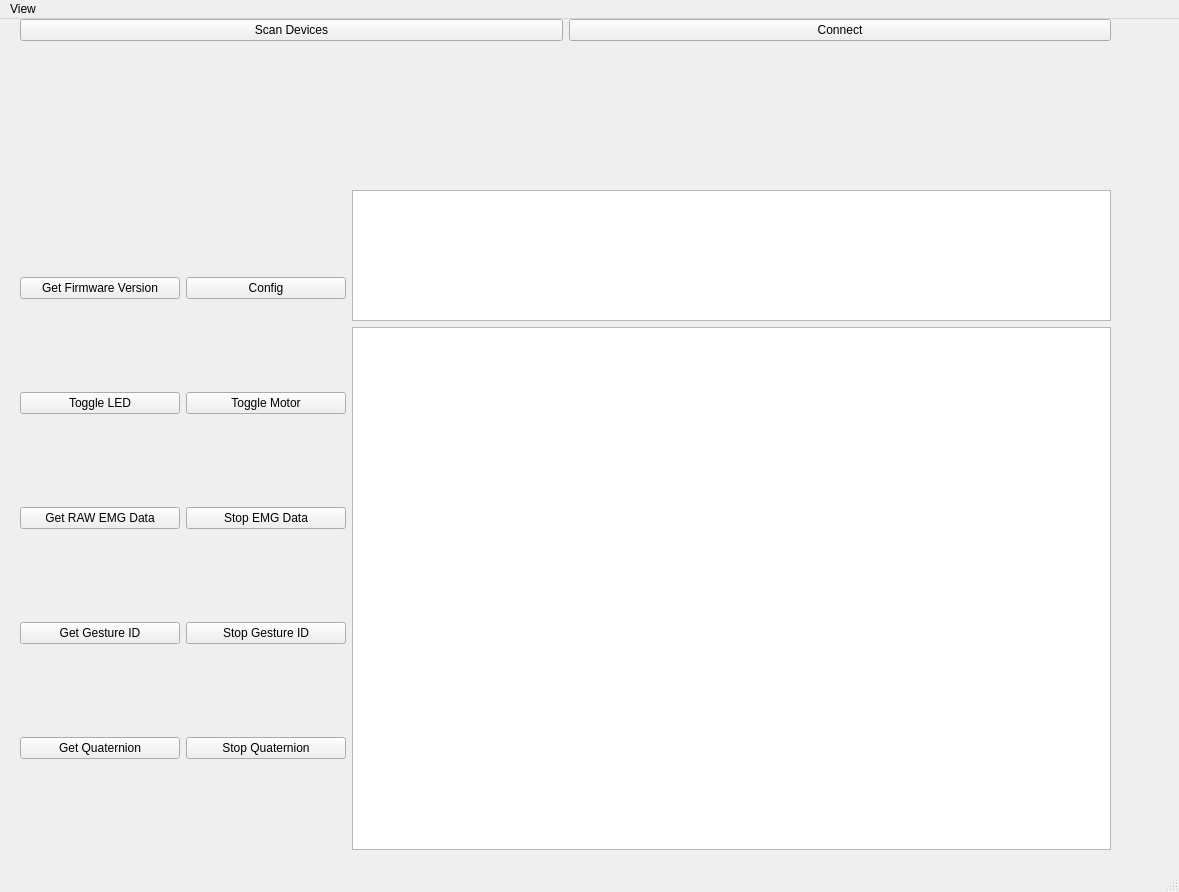
Above: untitled.ui from Kamotek/emg-analysis-app before the change. Below: the same form after it.
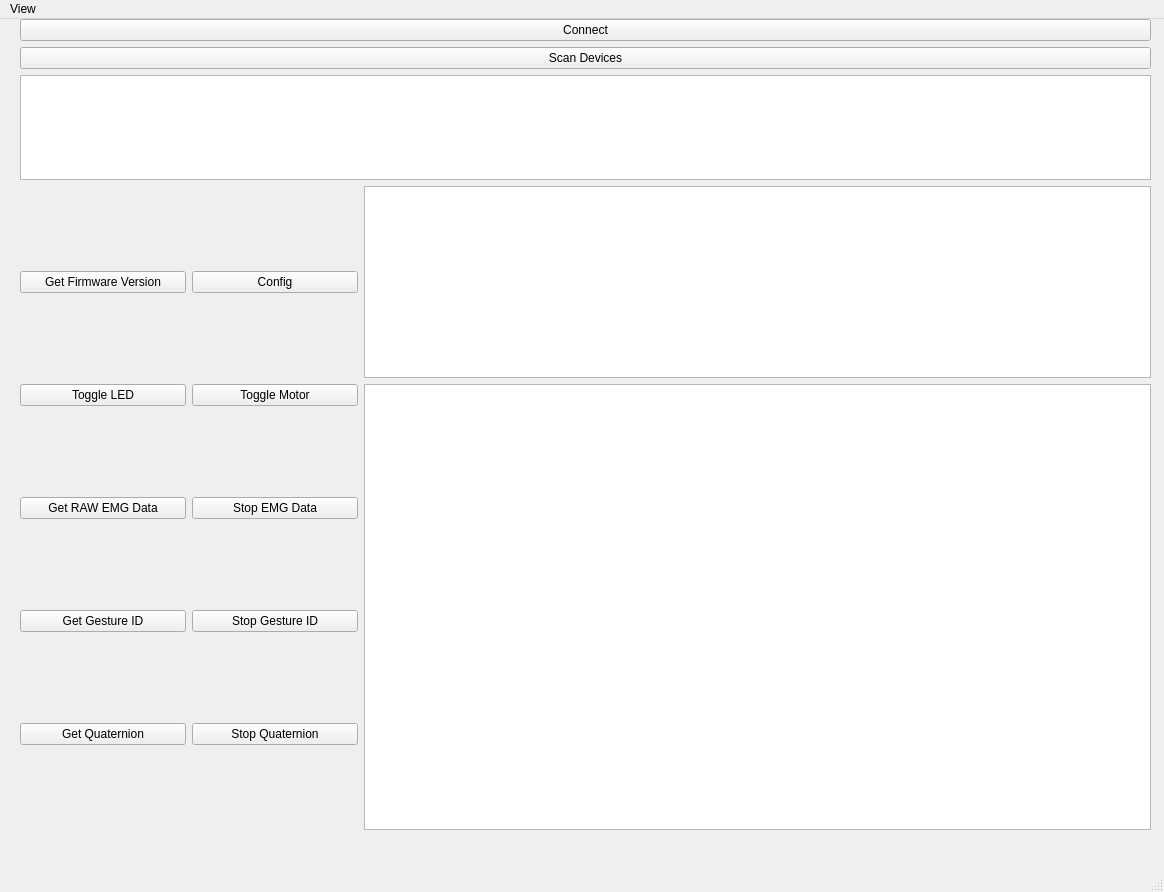
That is the form after the change. Custom widgets are drawn as their Qt base class.

The edit to the form file:
```diff
--- a/untitled.ui
+++ b/untitled.ui
@@ -6,7 +6,7 @@
    <rect>
     <x>0</x>
     <y>0</y>
-    <width>1179</width>
+    <width>1164</width>
     <height>892</height>
    </rect>
   </property>
@@ -14,43 +14,39 @@
    <string>MainWindow</string>
   </property>
   <widget class="QWidget" name="centralwidget">
-   <widget class="QWidget" name="">
+   <widget class="QWidget" name="layoutWidget">
     <property name="geometry">
      <rect>
       <x>20</x>
       <y>0</y>
-      <width>1091</width>
-      <height>831</height>
+      <width>1131</width>
+      <height>811</height>
      </rect>
     </property>
     <layout class="QVBoxLayout" name="verticalLayout_4" stretch="20,80">
      <item>
       <layout class="QVBoxLayout" name="verticalLayout_3">
        <item>
-        <layout class="QHBoxLayout" name="horizontalLayout_6">
+        <layout class="QVBoxLayout" name="verticalLayout_5">
          <item>
-          <widget class="QPushButton" name="pushButton">
-           <property name="text">
-            <string>Scan Devices</string>
-           </property>
-          </widget>
-         </item>
-         <item>
-          <widget class="QPushButton" name="pushButton_12">
+          <widget class="QPushButton" name="connect_btn">
            <property name="text">
             <string>Connect</string>
            </property>
           </widget>
          </item>
+         <item>
+          <widget class="QPushButton" name="scan_btn">
+           <property name="text">
+            <string>Scan Devices</string>
+           </property>
+          </widget>
+         </item>
+         <item>
+          <widget class="QListView" name="device_list"/>
+         </item>
         </layout>
        </item>
-       <item>
-        <widget class="MultiPageWidget" name="multipagewidget">
-         <widget class="QWidget" name="page">
-          <zorder>listView_2</zorder>
-         </widget>
-        </widget>
-       </item>
       </layout>
      </item>
      <item>
@@ -150,7 +146,7 @@
         </layout>
        </item>
        <item>
-        <layout class="QVBoxLayout" name="verticalLayout_2" stretch="20,80">
+        <layout class="QVBoxLayout" name="verticalLayout_2" stretch="0,80">
          <item>
           <widget class="QListView" name="listView_2"/>
          </item>
@@ -169,7 +165,7 @@
     <rect>
      <x>0</x>
      <y>0</y>
-     <width>1179</width>
+     <width>1164</width>
      <height>27</height>
     </rect>
    </property>
@@ -200,15 +196,8 @@
    </property>
   </action>
  </widget>
- <customwidgets>
-  <customwidget>
-   <class>MultiPageWidget</class>
-   <extends>QWidget</extends>
-   <header>multipagewidget.h</header>
-   <addpagemethod>addPage</addpagemethod>
-   <container>1</container>
-  </customwidget>
- </customwidgets>
- <resources/>
+ <resources>
+  <include location="../../../../Downloads/QDarkStyleSheet-master/qdarkstyle/dark/darkstyle.qrc"/>
+ </resources>
  <connections/>
 </ui>
```
Left out of the diff: 20 changed lines with no effect on the pictures.
